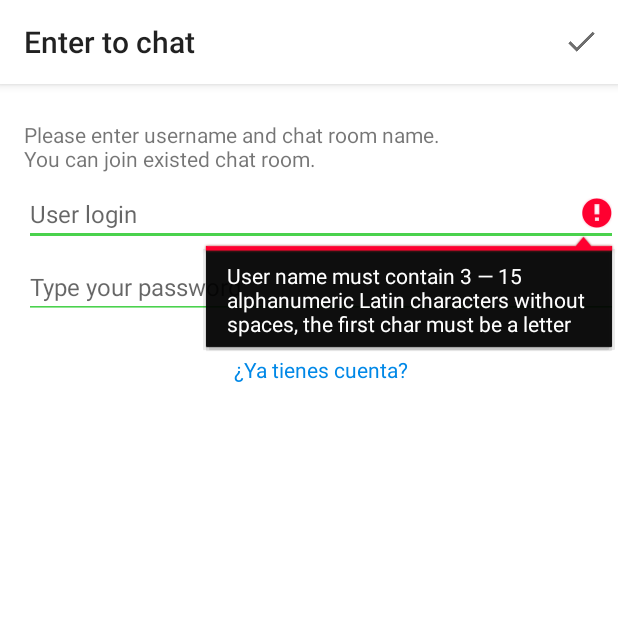
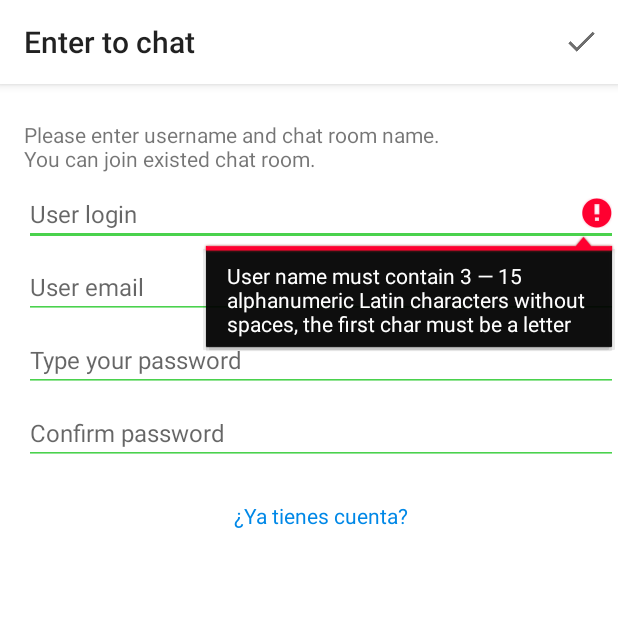
Before and after one commit to Valle120899/Cayi-App, an Android app: the screen it shows after launch (LoginActivity), after a tap on "Done", on a phone screen of 412 x 824 dp, the top half of it. Run offline under Robolectric (Android 15) with nearby library versions, the light colour scheme and no system bars; libraries missing offline, so code that uses them is left out: com.crashlytics.android, com.quickblox.auth, com.quickblox.core, com.quickblox.users, io.fabric.sdk; Roboto replaces fonts that are not available here; 3 statements that could not run were skipped.

Commit message:
Agregada confirmacion de contraseña

```diff
--- a/app/src/main/java/com/drma/mycayiapp/activities/LoginActivity.kt
+++ b/app/src/main/java/com/drma/mycayiapp/activities/LoginActivity.kt
@@ -29,6 +29,7 @@ class LoginActivity : BaseActivity() {
     private lateinit var userLoginEditText: EditText
     private lateinit var userFullNameEditText: EditText
     private lateinit var Password: EditText
+    private lateinit var confirmPassword: EditText
     private lateinit var returned: TextView
 
     private lateinit var user: QBUser
@@ -54,6 +55,9 @@ class LoginActivity : BaseActivity() {
         Password = findViewById(R.id.Password)
         Password.addTextChangedListener(LoginEditTextWatcher(Password))
 
+        confirmPassword = findViewById(R.id.confirmPassword)
+        confirmPassword.addTextChangedListener(LoginEditTextWatcher(confirmPassword))
+
         returned = findViewById(R.id.returned)
 
         returned.setOnClickListener(){
@@ -70,10 +74,14 @@ class LoginActivity : BaseActivity() {
     override fun onOptionsItemSelected(item: MenuItem): Boolean {
         return when (item.itemId) {
             R.id.menu_login_user_done -> {
-                if (isEnteredUserNameValid()) {
+                var firstpass = Password.text.toString()
+                var secondpass = confirmPassword.text.toString()
+                if (isEnteredUserNameValid() && firstpass == secondpass) {
                     hideKeyboard()
                     val user = createUserWithEnteredData()
                     signUpNewUser(user)
+                }else{
+                    Toast.makeText(this,"Password do not match!", Toast.LENGTH_SHORT).show();
                 }
                 return true
             }
--- a/app/src/main/res/layout/activity_login.xml
+++ b/app/src/main/res/layout/activity_login.xml
@@ -14,6 +14,14 @@
         android:id="@+id/userLoginEditText"
         style="@style/MatchWidth"
         android:hint="@string/hint_user_login"
+        android:paddingTop="@dimen/padding_top"
+        android:singleLine="true"
+        android:textSize="16sp" />
+
+    <EditText
+        android:id="@+id/userEmail"
+        style="@style/MatchWidth"
+        android:hint="@string/field_name_user_email"
         android:paddingTop="@dimen/padding_top"
         android:singleLine="true"
         android:textSize="16sp" />
@@ -37,6 +45,15 @@
         android:singleLine="true"
         android:textSize="16sp" />
 
+    <EditText
+        android:id="@+id/confirmPassword"
+        style="@style/MatchWidth"
+        android:hint="@string/field_name_user_confirm_password"
+        android:inputType="textPassword"
+        android:paddingTop="@dimen/padding_top"
+        android:singleLine="true"
+        android:textSize="16sp" />
+
     <TextView
         android:id="@+id/returned"
         style="@style/MatchWidth"
--- a/app/src/main/res/values/strings.xml
+++ b/app/src/main/res/values/strings.xml
@@ -37,7 +37,9 @@
 
     <string name="field_name_user_login">User name</string>
     <string name="field_name_user_fullname">User Full Name</string>
+    <string name="field_name_user_email">User email</string>
     <string name="field_name_user_password">User password</string>
+    <string name="field_name_user_confirm_password">Confirm password</string>
 
     <integer name="pref_default_int_value">0</integer>
     <integer name="pref_seekbar_step_default_int_value">1</integer>
```
